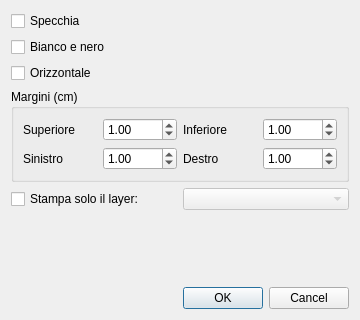
Qt form gui/DialogPrintOptions.ui (manufino/eSchema) before a commit.
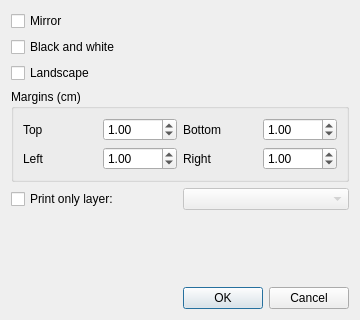
The same form after that commit. Custom widgets are drawn as their Qt base class.

The edit to the form file:
```diff
--- a/gui/DialogPrintOptions.ui
+++ b/gui/DialogPrintOptions.ui
@@ -20,34 +20,34 @@
    <item>
     <widget class="QCheckBox" name="chkMirror">
      <property name="text">
-      <string>Specchia</string>
+      <string>Mirror</string>
      </property>
     </widget>
    </item>
    <item>
     <widget class="QCheckBox" name="chkBlackWhite">
      <property name="text">
-      <string>Bianco e nero</string>
+      <string>Black and white</string>
      </property>
     </widget>
    </item>
    <item>
     <widget class="QCheckBox" name="chkLandscape">
      <property name="text">
-      <string>Orizzontale</string>
+      <string>Landscape</string>
      </property>
     </widget>
    </item>
    <item>
     <widget class="QGroupBox" name="groupMargins">
      <property name="title">
-      <string>Margini (cm)</string>
+      <string>Margins (cm)</string>
      </property>
      <layout class="QGridLayout" name="gridMargins">
       <item row="0" column="0">
        <widget class="QLabel" name="lblMarginTop">
         <property name="text">
-         <string>Superiore</string>
+         <string>Top</string>
         </property>
        </widget>
       </item>
@@ -67,7 +67,7 @@
       <item row="0" column="2">
        <widget class="QLabel" name="lblMarginBottom">
         <property name="text">
-         <string>Inferiore</string>
+         <string>Bottom</string>
         </property>
        </widget>
       </item>
@@ -87,7 +87,7 @@
       <item row="1" column="0">
        <widget class="QLabel" name="lblMarginLeft">
         <property name="text">
-         <string>Sinistro</string>
+         <string>Left</string>
         </property>
        </widget>
       </item>
@@ -107,7 +107,7 @@
       <item row="1" column="2">
        <widget class="QLabel" name="lblMarginRight">
         <property name="text">
-         <string>Destro</string>
+         <string>Right</string>
         </property>
        </widget>
       </item>
@@ -132,7 +132,7 @@
      <item>
       <widget class="QCheckBox" name="chkOneLayer">
        <property name="text">
-        <string>Stampa solo il layer:</string>
+        <string>Print only layer:</string>
        </property>
       </widget>
      </item>
```
Left out of the diff: 2 changed lines with no effect on the pictures.
